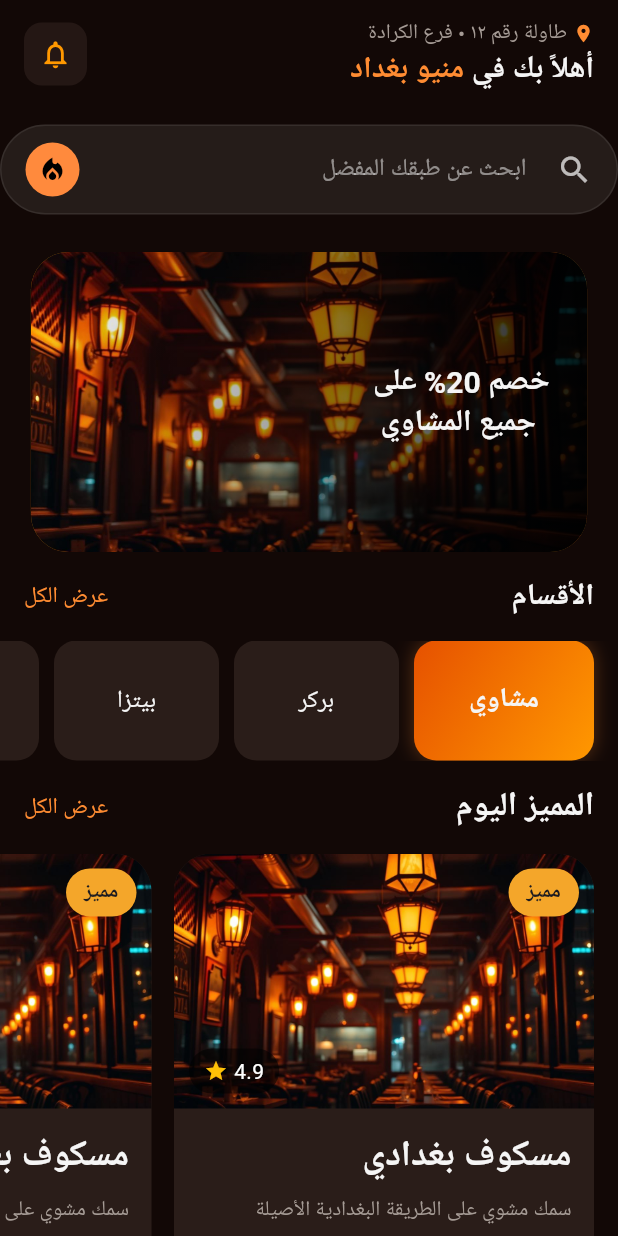
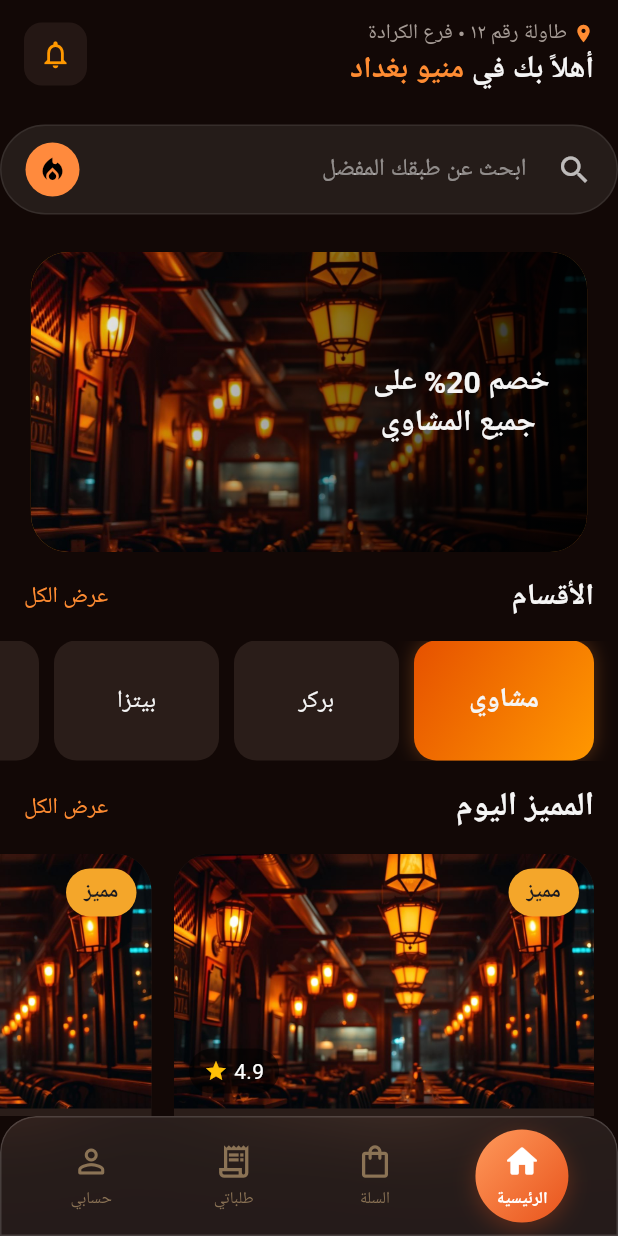
Before and after one commit to mohammednhfsx/Menu-Bayt-Baghdad, a Flutter app: the screen it shows after launch, on a phone screen of 412 x 824 dp. Run offline on Flutter 3.47's test engine with Material 3 defaults, Android fonts, the phone set to English and light mode, and no system bars; our stand-ins replace get, shared_preferences.

Commit message:
add page home controller and custom bnv

```diff
--- a/lib/controller/home_controller.dart
+++ b/lib/controller/home_controller.dart
@@ -3,8 +3,14 @@ import 'package:get/get_state_manager/src/simple/get_controllers.dart';
 
 class HomeController extends GetxController {
   RxInt selectedCategory = 0.obs;
+   final selectedIndex = 3.obs;
 
   void changeCategory(int index) {
     selectedCategory.value = index;
   }
+
+
+  void changePage(int index) {
+    selectedIndex.value = index;
+  }
 }
--- a/lib/view/screens/homepage.dart
+++ b/lib/view/screens/homepage.dart
@@ -4,6 +4,7 @@ import 'package:get/get.dart';
 import 'package:menubaghdad/core/theme/app_colors.dart';
 import 'package:menubaghdad/view/widgets/custom_container.dart';
 import 'package:menubaghdad/view/widgets/custom_icons.dart';
+import 'package:menubaghdad/view/widgets/custom_bottom_nav_bar.dart';
 import 'package:menubaghdad/view/widgets/custom_text_field.dart';
 
 import '../../controller/home_controller.dart';
@@ -14,7 +15,10 @@ class HomeScreen extends StatelessWidget {
   final controller = Get.put(HomeController());
   @override
   Widget build(BuildContext context) {
-    return Scaffold(
+    int _selectedIndex = 0;
+    return Scaffold( bottomNavigationBar: CustomBottomNavBar(
+
+        ),
       backgroundColor: AppColors.background,
       body: SafeArea(
         child: SingleChildScrollView(
@@ -29,7 +33,9 @@ class HomeScreen extends StatelessWidget {
               _allCategory(),
                SizedBox(height: 15),
 
-              _featuredToday()
+              _featuredToday(),
+                 SizedBox(height: 15),
+                 _featuredToday()
             ],
           ),
         ),
@@ -89,6 +95,7 @@ class HomeScreen extends StatelessWidget {
   }
   //──────────────────────────── Banner  ────────────────────────────────────────
 
+  // ignore: non_constant_identifier_names
   Widget _BannerOff(BuildContext context) {
     return Center(
       child: CustomContainer(
@@ -109,7 +116,9 @@ class HomeScreen extends StatelessWidget {
                     end: Alignment.centerRight,
                     colors: [
                       Colors.transparent,
+                      // ignore: deprecated_member_use
                       Colors.black.withOpacity(0.4),
+                      // ignore: deprecated_member_use
                       Colors.black.withOpacity(0.9),
                     ],
                   ),
@@ -150,6 +159,7 @@ class HomeScreen extends StatelessWidget {
   //──────────────────────────── Category  ────────────────────────────────────────
 
   Widget _allCategory() {
+    // ignore: non_constant_identifier_names
     List<Map<String, dynamic>> Categoryitems = [
       {"name": "مشاوي"},
       {"name": "بركر"},
@@ -197,7 +207,7 @@ class HomeScreen extends StatelessWidget {
               scrollDirection: Axis.horizontal,
               itemCount: Categoryitems.length,
 
-              separatorBuilder: (_, __) => const SizedBox(width: 10),
+              separatorBuilder: (_, _) => const SizedBox(width: 10),
 
               itemBuilder: (context, index) {
                 return Obx(() {
@@ -225,6 +235,7 @@ class HomeScreen extends StatelessWidget {
                                 BoxShadow(
                                   blurRadius: 10,
 
+                                  // ignore: deprecated_member_use
                                   color: AppColors.primaryOrange.withOpacity(
                                     0.3,
                                   ),
@@ -297,7 +308,7 @@ class HomeScreen extends StatelessWidget {
           scrollDirection: Axis.horizontal,
           reverse: true,
           itemCount: 5,
-          separatorBuilder: (_, __) => const SizedBox(width: 15),
+          separatorBuilder: (_, _) => const SizedBox(width: 15),
           itemBuilder: (context, index) {
             return Container(
               width: 280,
--- /dev/null
+++ b/lib/view/widgets/custom_bottom_nav_bar.dart
@@ -0,0 +1,169 @@
+import 'dart:ui';
+
+import 'package:flutter/material.dart';
+import 'package:get/get.dart';
+import 'package:menubaghdad/controller/home_controller.dart';
+
+class CustomBottomNavBar extends StatelessWidget {
+  const CustomBottomNavBar({super.key});
+
+  @override
+  Widget build(BuildContext context) {
+    final HomeController navController = Get.find();
+
+    return ClipRRect(
+      borderRadius: const BorderRadius.only(
+        topLeft: Radius.circular(24),
+        topRight: Radius.circular(24),
+      ),
+      child: BackdropFilter(
+        filter: ImageFilter.blur(
+          sigmaX: 35,
+          sigmaY: 35,
+        ),
+        child: Container(
+          decoration: BoxDecoration(
+            color: Colors.white.withOpacity(0.08),
+            borderRadius: const BorderRadius.only(
+              topLeft: Radius.circular(24),
+              topRight: Radius.circular(24),
+            ),
+            border: Border.all(
+              color: Colors.white.withOpacity(0.15),
+              width: 1,
+            ),
+          ),
+          child: SafeArea(
+            child: Padding(
+              padding: const EdgeInsets.symmetric(
+                horizontal: 12,
+                vertical: 8,
+              ),
+              child: Obx(
+                () => Row(
+                  mainAxisAlignment: MainAxisAlignment.spaceAround,
+                  children: [
+                    NavItem(
+                      index: 0,
+                      icon: Icons.person_outline_rounded,
+                      iconActive: Icons.person_rounded,
+                      label: 'حسابي',
+                      selectedIndex: navController.selectedIndex.value,
+                      onTap: navController.changePage,
+                    ),
+                    NavItem(
+                      index: 1,
+                      icon: Icons.receipt_long_outlined,
+                      iconActive: Icons.receipt_long_rounded,
+                      label: 'طلباتي',
+                      selectedIndex: navController.selectedIndex.value,
+                      onTap: navController.changePage,
+                    ),
+                    NavItem(
+                      index: 2,
+                      icon: Icons.shopping_bag_outlined,
+                      iconActive: Icons.shopping_bag_rounded,
+                      label: 'السلة',
+                      selectedIndex: navController.selectedIndex.value,
+                      onTap: navController.changePage,
+                    ),
+                    NavItem(
+                      index: 3,
+                      icon: Icons.home_outlined,
+                      iconActive: Icons.home_rounded,
+                      label: 'الرئيسية',
+                      selectedIndex: navController.selectedIndex.value,
+                      onTap: navController.changePage,
+                    ),
+                  ],
+                ),
+              ),
+            ),
+          ),
+        ),
+      ),
+    );
+  }
+}
+
+class NavItem extends StatelessWidget {
+  final int index;
+  final IconData icon;
+  final IconData iconActive;
+  final String label;
+  final int selectedIndex;
+  final void Function(int) onTap;
+
+  const NavItem({
+    super.key,
+    required this.index,
+    required this.icon,
+    required this.iconActive,
+    required this.label,
+    required this.selectedIndex,
+    required this.onTap,
+  });
+
+  @override
+  Widget build(BuildContext context) {
+    final bool isSelected = selectedIndex == index;
+
+    return GestureDetector(
+      onTap: () => onTap(index),
+      child: AnimatedContainer(
+        duration: const Duration(milliseconds: 250),
+        curve: Curves.easeInOut,
+        padding: const EdgeInsets.symmetric(
+          horizontal: 16,
+          vertical: 8,
+        ),
+        decoration: isSelected
+            ? BoxDecoration(
+                shape: BoxShape.circle,
+                gradient: const LinearGradient(
+                  colors: [
+                    Color(0xFFFF9A5C),
+                    Color(0xFFE8521A),
+                  ],
+                  begin: Alignment.topLeft,
+                  end: Alignment.bottomRight,
+                ),
+                boxShadow: [
+                  BoxShadow(
+                    color: const Color(0xFFE8521A).withOpacity(0.3),
+                    blurRadius: 12,
+                    offset: const Offset(0, 4),
+                  ),
+                ],
+              )
+            : const BoxDecoration(
+                shape: BoxShape.circle,
+              ),
+        child: Column(
+          mainAxisSize: MainAxisSize.min,
+          children: [
+            Icon(
+              isSelected ? iconActive : icon,
+              color: isSelected
+                  ? Colors.white
+                  : const Color(0xFF8B7355),
+              size: 26,
+            ),
+            const SizedBox(height: 4),
+            Text(
+              label,
+              style: TextStyle(
+                fontSize: 11,
+                fontWeight:
+                    isSelected ? FontWeight.bold : FontWeight.normal,
+                color: isSelected
+                    ? Colors.white
+                    : const Color(0xFF8B7355),
+              ),
+            ),
+          ],
+        ),
+      ),
+    );
+  }
+}
```
